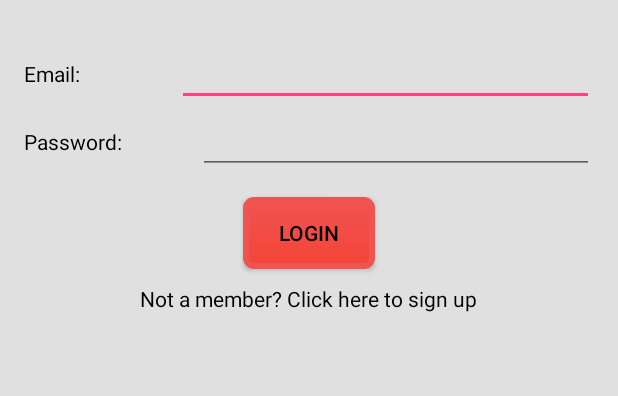
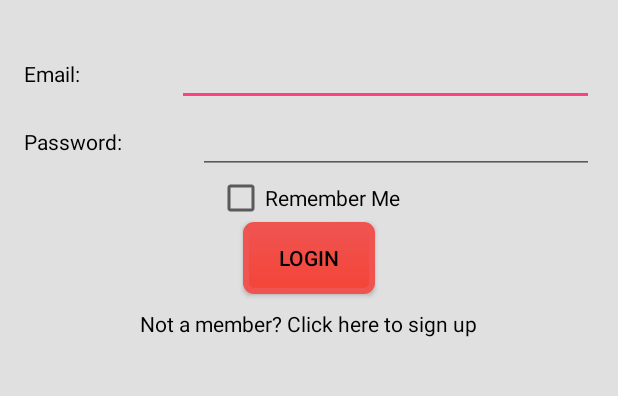
Before and after one commit to RDoughBoy/LifelinesBreathalyzer, an Android app: the screen it shows after launch (LoginActivity), after a tap on "LOGIN", on a phone screen of 412 x 824 dp, the part 258-654 px from its top. Run offline under Robolectric (Android 15) with nearby library versions, the phone set to English and light mode, and no system bars; our stand-ins replace Firebase (no records; nobody signed in at launch, a user with empty details on screens opened directly).

Commit message:
fixed login remember me function

```diff
--- a/Lifelines_Breathalyzer/src/main/AndroidManifest.xml
+++ b/Lifelines_Breathalyzer/src/main/AndroidManifest.xml
@@ -61,8 +61,7 @@
             android:name=".TaxiActivity"
             android:label="@string/title_activity_taxi"
             android:parentActivityName=".MainActivity"
-            android:theme="@style/AppTheme.NoActionBar"></activity>
-            android:theme="@style/AppTheme.NoActionBar" />
+            android:theme="@style/AppTheme.NoActionBar"/>
         <activity
             android:name=".ContactsActivity"
             android:label="@string/title_activity_contacts"
--- a/Lifelines_Breathalyzer/src/main/java/com/ceng319/lifelinesbreathalyzer/ContactsActivity.java
+++ b/Lifelines_Breathalyzer/src/main/java/com/ceng319/lifelinesbreathalyzer/ContactsActivity.java
@@ -36,7 +36,7 @@ public class ContactsActivity extends AppCompatActivity {
 
         SharedPreferences sharedPreferences = PreferenceManager
                 .getDefaultSharedPreferences(this);
-       // sharedPreferences.edit().clear().commit();
+       //sharedPreferences.edit().clear().commit();
         SharedPreferences.Editor editor = sharedPreferences.edit();
         Button submit = (Button)findViewById(R.id.button);
 
--- a/Lifelines_Breathalyzer/src/main/java/com/ceng319/lifelinesbreathalyzer/LoginActivity.java
+++ b/Lifelines_Breathalyzer/src/main/java/com/ceng319/lifelinesbreathalyzer/LoginActivity.java
@@ -5,8 +5,10 @@
 package com.ceng319.lifelinesbreathalyzer;
 
 import android.content.Intent;
+import android.content.SharedPreferences;
 import android.os.AsyncTask;
 import android.os.Bundle;
+import android.preference.PreferenceManager;
 import android.support.annotation.NonNull;
 import android.support.v7.app.AlertDialog;
 import android.support.v7.app.AppCompatActivity;
@@ -15,6 +17,7 @@ import android.view.Menu;
 import android.view.MenuItem;
 import android.view.View;
 import android.widget.Button;
+import android.widget.CheckBox;
 import android.widget.EditText;
 import android.widget.ProgressBar;
 import android.widget.TextView;
@@ -32,6 +35,9 @@ public class LoginActivity extends AppCompatActivity {
     EditText passwordEditText;
     TextView signup;
     Button login;
+    CheckBox rememberme;
+    SharedPreferences sharedPreferences;
+    SharedPreferences.Editor editor;
 
     @Override
     protected void onCreate(Bundle savedInstanceState) {
@@ -48,7 +54,11 @@ public class LoginActivity extends AppCompatActivity {
         signup = (TextView)findViewById(R.id.loginSignUp) ;
         login = (Button)findViewById(R.id.loginButton);
         progressBar = (ProgressBar)findViewById(R.id.loginProgressBar);
+        rememberme = (CheckBox)findViewById(R.id.loginRememberCheck);
 
+        sharedPreferences = PreferenceManager
+                .getDefaultSharedPreferences(this);
+        editor = sharedPreferences.edit();
 
         signup.setOnClickListener(new View.OnClickListener(){
             public void onClick(View v){
@@ -95,6 +105,8 @@ public class LoginActivity extends AppCompatActivity {
                         @Override
                         public void onComplete(@NonNull Task<AuthResult> task) {
                             if (task.isSuccessful()) {
+                                editor.putBoolean("Remember_Me", rememberme.isChecked());
+                                editor.commit();
                                 Intent intent = new Intent(LoginActivity.this, MainActivity.class);
                                 intent.addFlags(Intent.FLAG_ACTIVITY_NEW_TASK);
                                 intent.addFlags(Intent.FLAG_ACTIVITY_CLEAR_TASK);
--- a/Lifelines_Breathalyzer/src/main/java/com/ceng319/lifelinesbreathalyzer/MainActivity.java
+++ b/Lifelines_Breathalyzer/src/main/java/com/ceng319/lifelinesbreathalyzer/MainActivity.java
@@ -4,13 +4,13 @@
 
 package com.ceng319.lifelinesbreathalyzer;
 
-import android.Manifest;
+import android.app.Application;
+import android.content.Context;
 import android.content.DialogInterface;
 import android.content.Intent;
+import android.content.SharedPreferences;
 import android.os.Bundle;
-import android.support.design.widget.FloatingActionButton;
-import android.support.design.widget.Snackbar;
-import android.support.v4.content.ContextCompat;
+import android.preference.PreferenceManager;
 import android.support.v7.app.AlertDialog;
 import android.support.v7.app.AppCompatActivity;
 import android.support.v7.widget.Toolbar;
@@ -29,6 +29,10 @@ public class MainActivity extends AppCompatActivity {
 
     private FirebaseAuth mFirebaseAuth;
     private FirebaseUser mFirebaseUser;
+    SharedPreferences sharedPreferences;
+    static Boolean alreadyExecuted = false;
+    Button button_login;
+    Button button_test;
 
     @Override
     protected void onCreate(Bundle savedInstanceState) {
@@ -39,9 +43,17 @@ public class MainActivity extends AppCompatActivity {
 
         // Initialize Firebase Auth
         mFirebaseAuth = FirebaseAuth.getInstance();
+
+        // execute once when the app starts
+        if(!alreadyExecuted) {
+            checkRememberMe();  // check if remember me is set and logout user if not
+            alreadyExecuted = true;
+        }
+
+        // get Firebase User
         mFirebaseUser = mFirebaseAuth.getCurrentUser();
 
-        Button button_test = (Button) findViewById(R.id.BeginTest);
+        button_test = (Button) findViewById(R.id.BeginTest);
 
         button_test.setOnClickListener(new View.OnClickListener() {
             @Override
@@ -51,7 +63,7 @@ public class MainActivity extends AppCompatActivity {
             }
         });
 
-        final Button button_login = (Button) findViewById(R.id.Log);
+        button_login = (Button) findViewById(R.id.Log);
 
         // set button to logout if user is logged in
         if (mFirebaseUser != null) {
@@ -121,4 +133,23 @@ public class MainActivity extends AppCompatActivity {
         });
         dlgAlert.create().show();
     }
+
+    public void checkRememberMe(){
+        boolean checkBoxValue;
+        button_login = (Button) findViewById(R.id.Log);
+        sharedPreferences = PreferenceManager
+                .getDefaultSharedPreferences(this);
+        checkBoxValue = sharedPreferences.getBoolean("Remember_Me", false);
+        if (!checkBoxValue) {
+            mFirebaseAuth.signOut();
+            button_login.setText(getString(R.string.login));
+            button_login.setOnClickListener(new View.OnClickListener() {
+                @Override
+                public void onClick(View v) {
+                    Intent intent = new Intent(MainActivity.this, LoginActivity.class);
+                    startActivity(intent);
+                }
+            });
+        }
+    }
 }
--- a/Lifelines_Breathalyzer/src/main/res/layout/content_login.xml
+++ b/Lifelines_Breathalyzer/src/main/res/layout/content_login.xml
@@ -76,9 +76,13 @@
                 android:layout_weight="1" />
         </LinearLayout>
 
-        <Space
-            android:layout_width="match_parent"
-            android:layout_height="15dp" />
+        <CheckBox
+            android:text="Remember Me"
+            android:layout_width="wrap_content"
+            android:layout_height="wrap_content"
+            android:layout_gravity="center"
+            android:id="@+id/loginRememberCheck" />
+
 
         <Button
             android:text="@string/login"
--- a/build.gradle
+++ b/build.gradle
@@ -5,7 +5,7 @@ buildscript {
         jcenter()
     }
     dependencies {
-        classpath 'com.android.tools.build:gradle:2.2.1'
+        classpath 'com.android.tools.build:gradle:2.2.3'
 
         // NOTE: Do not place your application dependencies here; they belong
         // in the individual module build.gradle files
```
Also changed, not shown: Lifelines_Breathalyzer/src/main/java/com/ceng319/lifelinesbreathalyzer/DBAdapter.java (deleted, +0 -86 lines), Lifelines_Breathalyzer/src/main/java/com/ceng319/lifelinesbreathalyzer/PastResultsActivity.java (+27 -10 lines).
